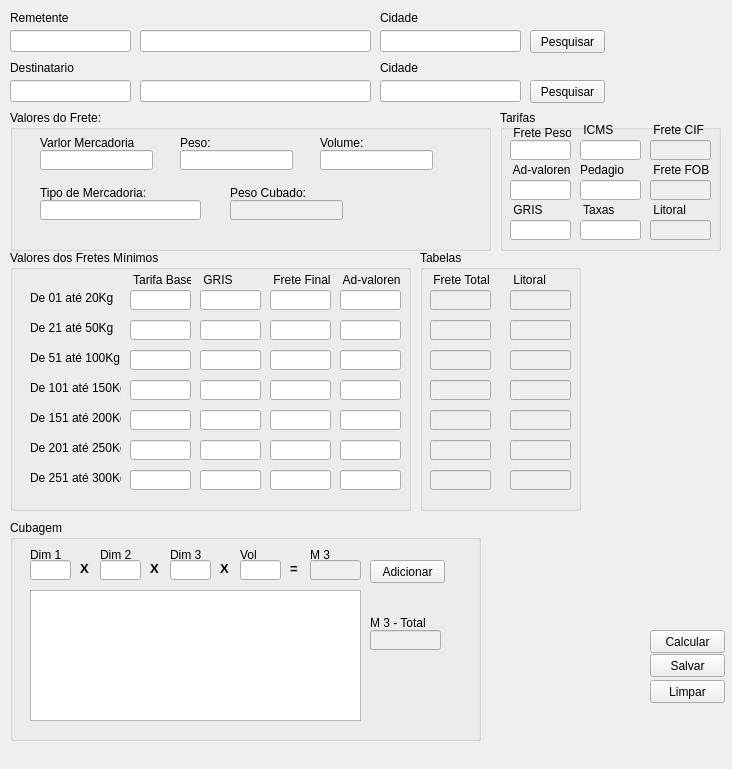
Old version of the form frm_principal_full.ui in the repository luissantananet/SistCotacao.
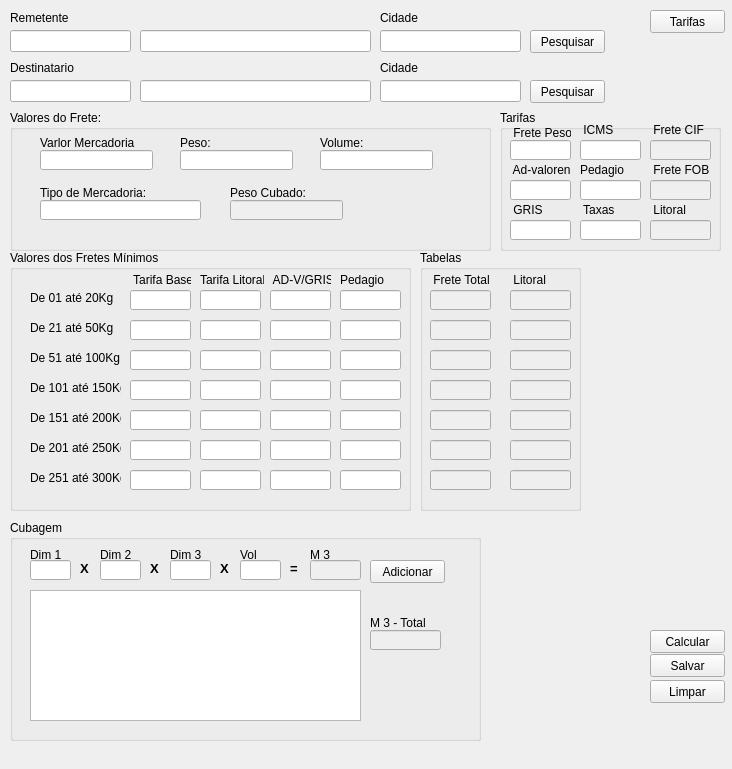
New version of the form.

What changed in the file:
```diff
--- a/frm_principal_full.ui
+++ b/frm_principal_full.ui
@@ -990,27 +990,27 @@
     <widget class="QLabel" name="label_48">
      <property name="geometry">
       <rect>
-       <x>190</x>
+       <x>260</x>
        <y>20</y>
        <width>61</width>
        <height>20</height>
       </rect>
      </property>
      <property name="text">
-      <string> GRIS</string>
+      <string> AD-V/GRIS</string>
      </property>
     </widget>
     <widget class="QLabel" name="label_49">
      <property name="geometry">
       <rect>
-       <x>260</x>
+       <x>190</x>
        <y>20</y>
-       <width>61</width>
+       <width>64</width>
        <height>20</height>
       </rect>
      </property>
      <property name="text">
-      <string> Frete Final</string>
+      <string>Tarifa Litoral</string>
      </property>
     </widget>
     <widget class="QLabel" name="label_50">
@@ -1023,7 +1023,7 @@
       </rect>
      </property>
      <property name="text">
-      <string> Ad-valoren</string>
+      <string>Pedagio</string>
      </property>
     </widget>
     <widget class="QLabel" name="desc_20">
@@ -1489,6 +1489,19 @@
      <string>Pesquisar</string>
     </property>
    </widget>
+   <widget class="QPushButton" name="btn_tarifa">
+    <property name="geometry">
+     <rect>
+      <x>650</x>
+      <y>10</y>
+      <width>75</width>
+      <height>23</height>
+     </rect>
+    </property>
+    <property name="text">
+     <string>Tarifas</string>
+    </property>
+   </widget>
   </widget>
   <widget class="QMenuBar" name="menubar">
    <property name="geometry">
```
Left out of the diff: 42 changed lines with no effect on the pictures.
